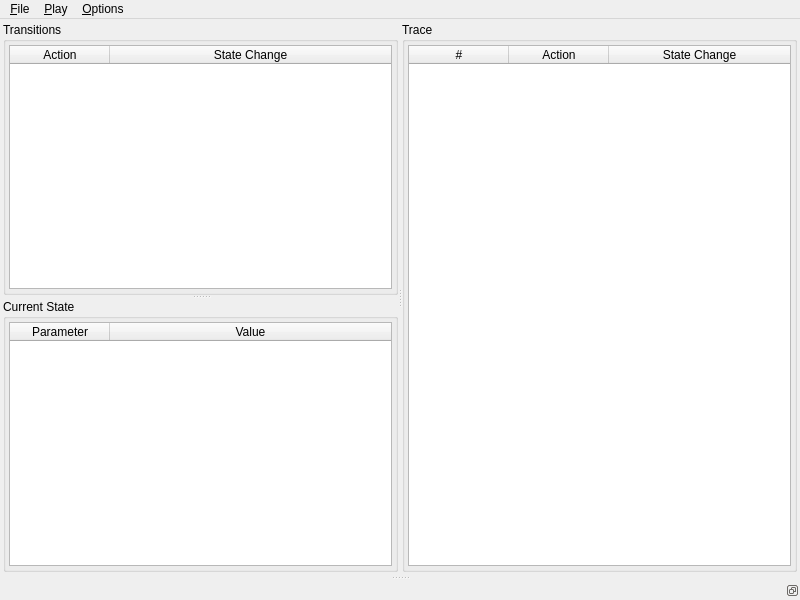
Before: the Qt Designer form tools/lpsxsim/mainwindow.ui in gijskant/mcrl2-pmc, drawn with Qt 5.
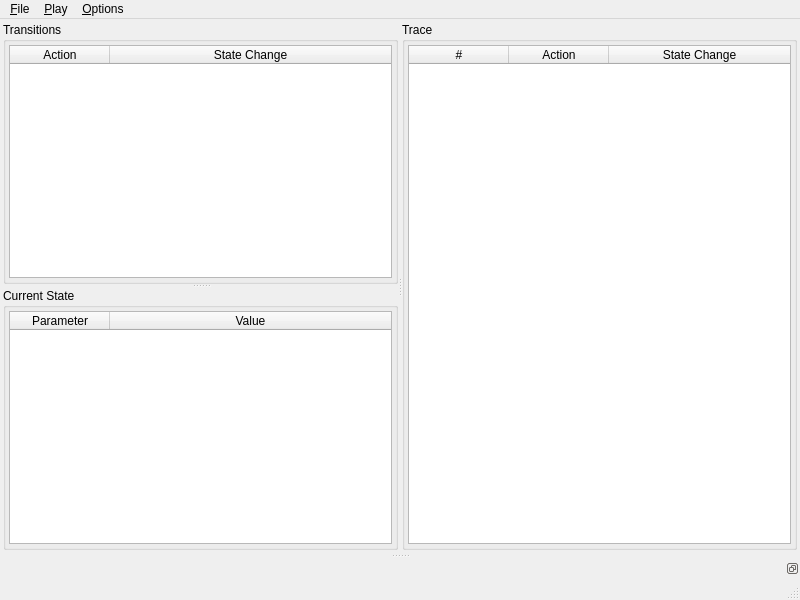
After: the same form once the commit is applied. Icons and pictures are not drawn. Custom widgets are drawn as their Qt base class.

Patch:
```diff
--- a/tools/lpsxsim/mainwindow.ui
+++ b/tools/lpsxsim/mainwindow.ui
@@ -214,6 +214,7 @@
    </attribute>
    <widget class="mcrl2::utilities::qt::LogWidget" name="dockWidgetContents"/>
   </widget>
+  <widget class="QStatusBar" name="statusBar"/>
   <action name="actionPlayTrace">
    <property name="text">
     <string>Play &amp;Trace</string>
```
Left out of the diff: 4 changed lines with no effect on the pictures.
